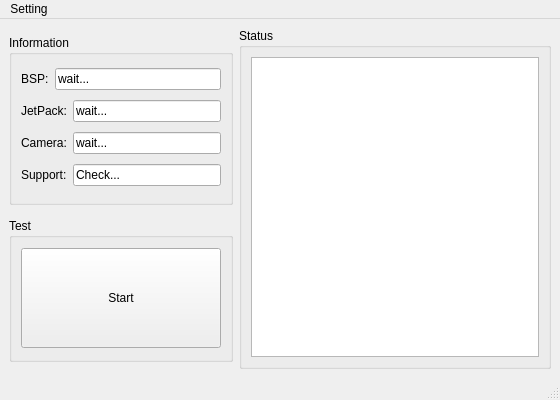
First picture: the form in test.ui, repository Mental812/TestingTool_GUI, before the edit.
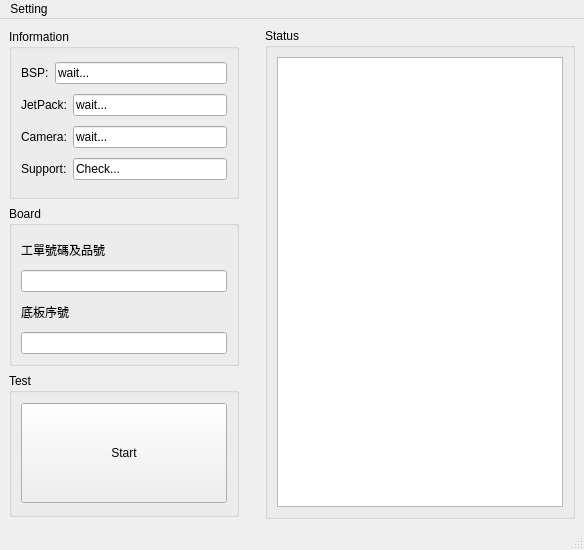
Second picture: the form after the edit.

```diff
--- a/test.ui
+++ b/test.ui
@@ -6,8 +6,8 @@
    <rect>
     <x>0</x>
     <y>0</y>
-    <width>560</width>
-    <height>400</height>
+    <width>584</width>
+    <height>550</height>
    </rect>
   </property>
   <property name="sizePolicy">
@@ -18,8 +18,8 @@
   </property>
   <property name="minimumSize">
    <size>
-    <width>560</width>
-    <height>400</height>
+    <width>550</width>
+    <height>550</height>
    </size>
   </property>
   <property name="maximumSize">
@@ -32,9 +32,11 @@
    <string>MainWindow</string>
   </property>
   <widget class="QWidget" name="centralwidget">
-   <layout class="QGridLayout" name="gridLayout_2">
-    <item row="0" column="0">
-     <layout class="QVBoxLayout" name="verticalLayout_2">
+   <layout class="QHBoxLayout" name="horizontalLayout_7">
+    <item>
+     <layout class="QHBoxLayout" name="horizontalLayout_6">
+      <item>
+       <layout class="QVBoxLayout" name="verticalLayout_6">
       <item>
        <widget class="QGroupBox" name="groupBox_Information">
         <property name="enabled">
@@ -143,6 +145,49 @@
         </layout>
        </widget>
       </item>
+        <item>
+         <widget class="QGroupBox" name="groupBox">
+          <property name="maximumSize">
+           <size>
+            <width>230</width>
+            <height>160</height>
+           </size>
+          </property>
+          <property name="title">
+           <string>Board</string>
+          </property>
+          <layout class="QVBoxLayout" name="verticalLayout_5">
+           <item>
+            <layout class="QVBoxLayout" name="verticalLayout_2">
+             <item>
+              <widget class="QLabel" name="label_gondanpart">
+               <property name="text">
+                <string>工單號碼及品號</string>
+               </property>
+              </widget>
+             </item>
+             <item>
+              <widget class="QLineEdit" name="lineEdit_gondanpart"/>
+             </item>
+            </layout>
+           </item>
+           <item>
+            <layout class="QVBoxLayout" name="verticalLayout_4">
+             <item>
+              <widget class="QLabel" name="label_board">
+               <property name="text">
+                <string>底板序號</string>
+               </property>
+              </widget>
+             </item>
+             <item>
+              <widget class="QLineEdit" name="lineEdit_board"/>
+             </item>
+            </layout>
+           </item>
+          </layout>
+         </widget>
+        </item>
       <item>
        <widget class="QGroupBox" name="groupBox_Test">
         <property name="maximumSize">
@@ -173,7 +218,23 @@
       </item>
      </layout>
     </item>
-    <item row="0" column="1">
+      <item>
+       <spacer name="horizontalSpacer">
+        <property name="orientation">
+         <enum>Qt::Horizontal</enum>
+        </property>
+        <property name="sizeType">
+         <enum>QSizePolicy::Maximum</enum>
+        </property>
+        <property name="sizeHint" stdset="0">
+         <size>
+          <width>20</width>
+          <height>20</height>
+         </size>
+        </property>
+       </spacer>
+      </item>
+      <item>
      <widget class="QGroupBox" name="groupBox_Status">
       <property name="title">
        <string>Status</string>
@@ -186,6 +247,8 @@
      </widget>
     </item>
    </layout>
+    </item>
+   </layout>
   </widget>
   <widget class="QStatusBar" name="statusbar"/>
   <widget class="QMenuBar" name="menuBar">
@@ -193,7 +256,7 @@
     <rect>
      <x>0</x>
      <y>0</y>
-     <width>560</width>
+     <width>584</width>
      <height>22</height>
     </rect>
    </property>
```
Left out of the diff: 16 changed lines with no effect on the pictures. Lines whose indentation alone changed are shown as unchanged.
